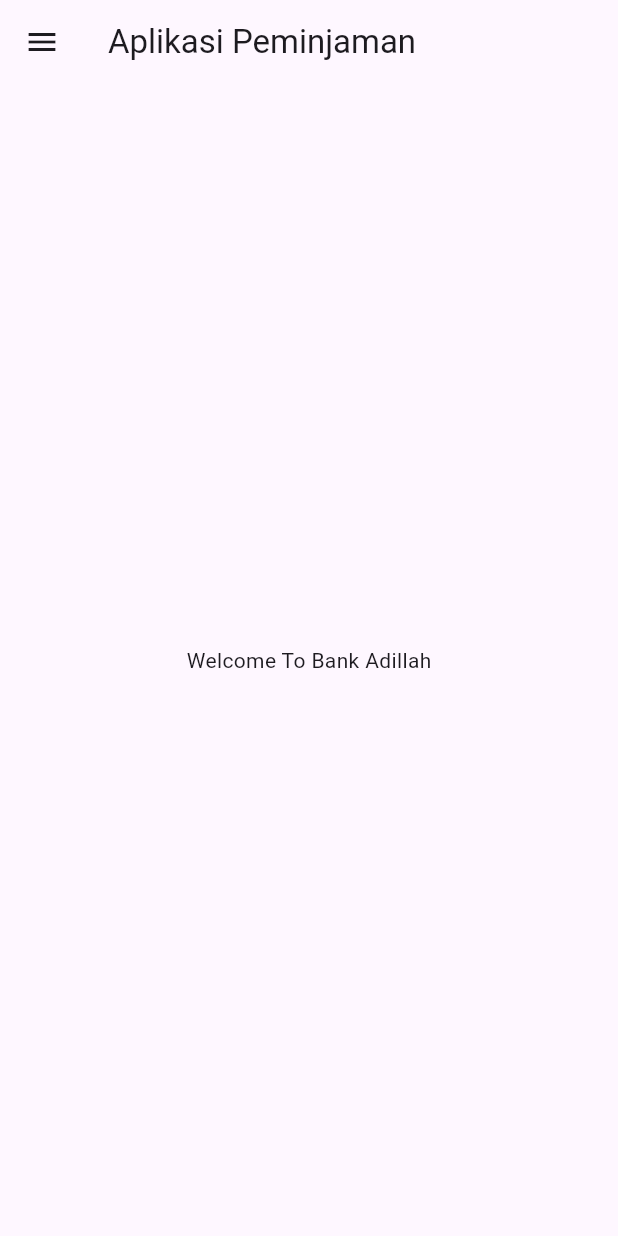
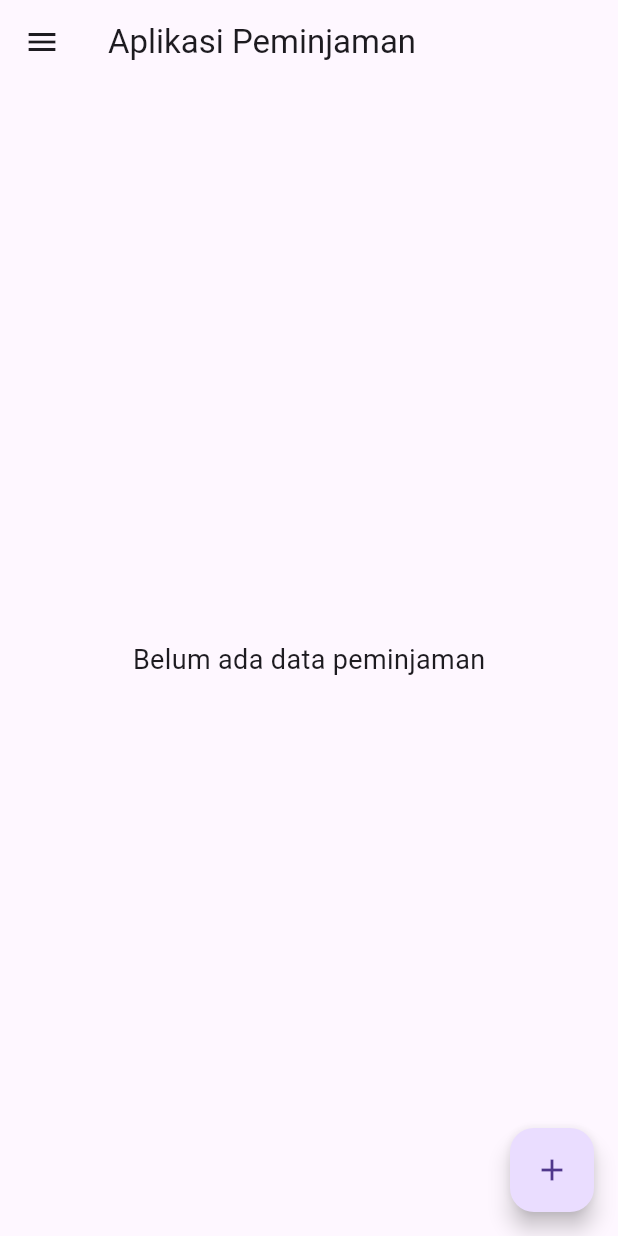
Before and after one commit to Xaramoun/UTS_2301083016, a Flutter app: the screen it shows after launch, on a phone screen of 412 x 824 dp. Run offline on Flutter 3.47's test engine with Material 3 defaults, Android fonts, the phone set to English and light mode, and no system bars.

Commit message:
home_page.dart

```diff
--- a/lib/pages/home_page.dart
+++ b/lib/pages/home_page.dart
@@ -1,8 +1,8 @@
-// lib/screens/home_page.dart
 import 'package:flutter/material.dart';
 import '../models/peminjaman.dart';
 import 'input_peminjaman.dart';
 import 'daftar_peminjaman.dart';
+import 'detail_peminjaman.dart';
 
 class HomePage extends StatefulWidget {
   const HomePage({Key? key}) : super(key: key);
@@ -37,6 +37,7 @@ class _HomePageState extends State<HomePage> {
               ),
             ),
             ListTile(
+              leading: const Icon(Icons.add),
               title: const Text('Input Peminjaman'),
               onTap: () {
                 Navigator.pop(context);
@@ -55,6 +56,7 @@ class _HomePageState extends State<HomePage> {
               },
             ),
             ListTile(
+              leading: const Icon(Icons.list),
               title: const Text('Daftar Peminjaman'),
               onTap: () {
                 Navigator.pop(context);
@@ -71,8 +73,55 @@ class _HomePageState extends State<HomePage> {
           ],
         ),
       ),
-      body: const Center(
-        child: Text('Welcome To Bank Adillah'),
+      body: Center(
+        child: daftarPinjaman.isEmpty
+            ? const Text(
+                'Belum ada data peminjaman',
+                style: TextStyle(fontSize: 18),
+              )
+            : ListView.builder(
+                itemCount: daftarPinjaman.length,
+                itemBuilder: (context, index) {
+                  final peminjaman = daftarPinjaman[index];
+                  return Card(
+                    margin: const EdgeInsets.all(8.0),
+                    child: ListTile(
+                      title: Text(peminjaman.namaNasabah),
+                      subtitle: Text(
+                        'Pinjaman: Rp${peminjaman.jumlahPinjaman}',
+                      ),
+                      onTap: () {
+                        Navigator.push(
+                          context,
+                          MaterialPageRoute(
+                            builder: (context) => DetailPeminjaman(
+                              peminjaman: peminjaman,
+                            ),
+                          ),
+                        );
+                      },
+                    ),
+                  );
+                },
+              ),
+      ),
+      floatingActionButton: FloatingActionButton(
+        onPressed: () {
+          Navigator.push(
+            context,
+            MaterialPageRoute(
+              builder: (context) => InputPeminjaman(
+                onPeminjamanAdded: (peminjaman) {
+                  setState(() {
+                    daftarPinjaman.add(peminjaman);
+                  });
+                },
+              ),
+            ),
+          );
+        },
+        child: const Icon(Icons.add),
+        tooltip: 'Tambah Peminjaman',
       ),
     );
   }
```
